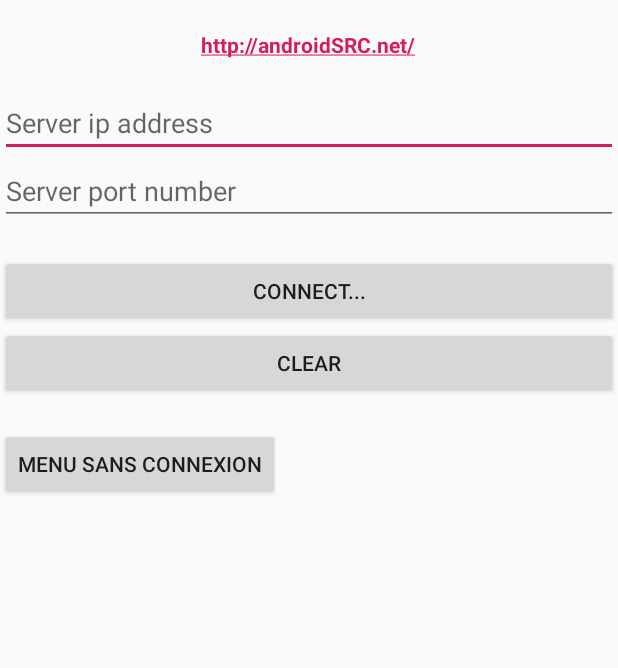
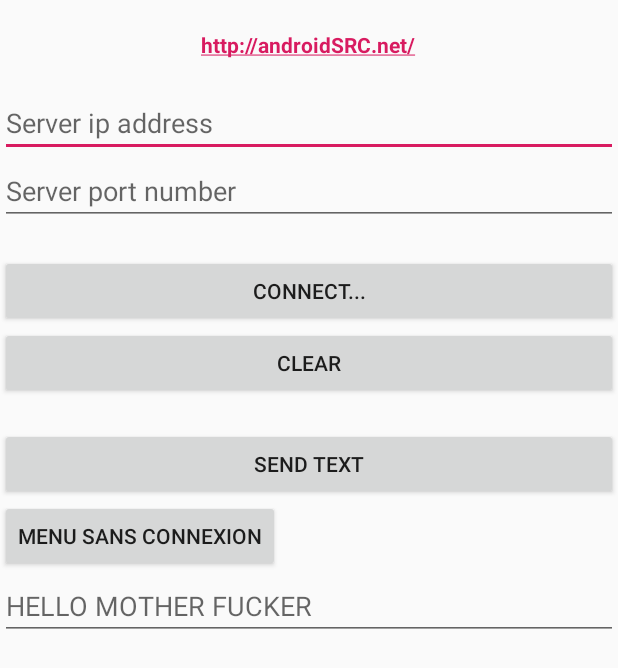
Before and after one commit to LucasJed/R2-D2, an Android app: the screen it shows after launch (ClientMain), on a phone screen of 412 x 824 dp. Shown: the top 668 px of the screen. Run offline under Robolectric (Android 15) with nearby library versions, the phone set to English and light mode, and no system bars.

Commit message:
CA MARCHE UN PTIT PEU BORDEL

```diff
--- a/app/src/main/res/layout/activity_client_main.xml
+++ b/app/src/main/res/layout/activity_client_main.xml
@@ -45,6 +45,13 @@
         android:layout_width="wrap_content"
         android:layout_height="wrap_content" />
     <Button
+        android:id="@+id/myButton2"
+        android:layout_width="match_parent"
+        android:layout_height="wrap_content"
+        android:onClick="onClick3"
+        android:text="Send text" >
+    </Button>
+    <Button
         android:id="@+id/myButton1"
         android:layout_width="wrap_content"
         android:layout_height="wrap_content"
@@ -52,4 +59,11 @@
         android:text="Menu sans connexion" >
     </Button>
 
+    <EditText
+        android:id="@+id/EditText01"
+        android:layout_width="match_parent"
+        android:layout_height="wrap_content"
+        android:hint="HELLO MOTHER FUCKER" />
+
+
 </LinearLayout>
```
Also changed, not shown: app/src/main/java/hei/balamba_boca_campion_delloye_duclos_huet/r2_d2/Client.java (+23 -0 lines), app/src/main/java/hei/balamba_boca_campion_delloye_duclos_huet/r2_d2/ClientMain.java (+34 -2 lines), app/src/main/res/layout/activity_client.xml (+0 -7 lines).
